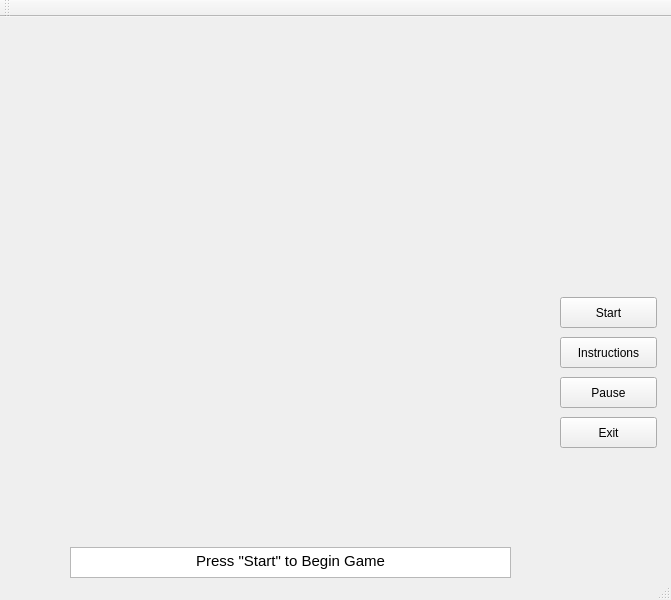
vincentdo/ReversiCPP, file mainwindow.ui: the form before one commit.
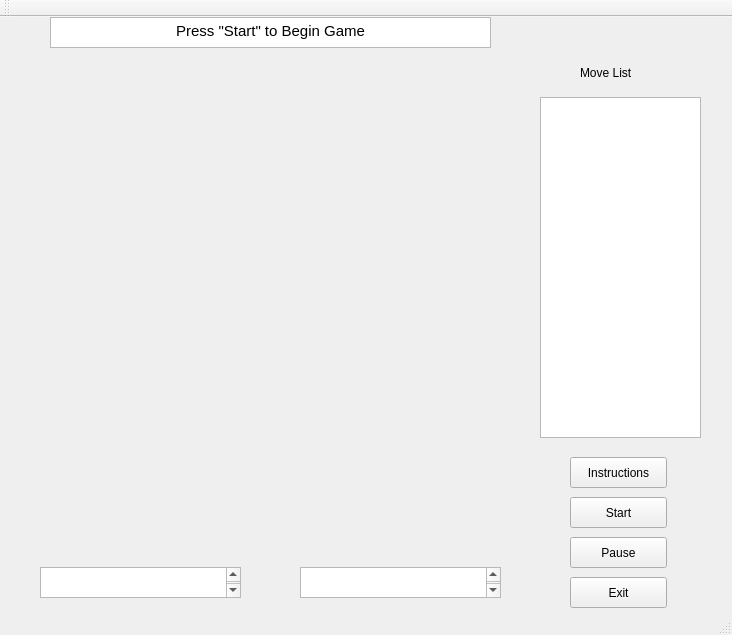
The form after the commit.

Commit message: Added Instructions, Move Lists, Score Counts etc.

```diff
--- a/mainwindow.ui
+++ b/mainwindow.ui
@@ -6,8 +6,8 @@
    <rect>
     <x>0</x>
     <y>0</y>
-    <width>671</width>
-    <height>600</height>
+    <width>732</width>
+    <height>635</height>
    </rect>
   </property>
   <property name="windowTitle">
@@ -17,9 +17,9 @@
    <widget class="QWidget" name="formLayoutWidget">
     <property name="geometry">
      <rect>
-      <x>20</x>
-      <y>20</y>
-      <width>521</width>
+      <x>10</x>
+      <y>40</y>
+      <width>511</width>
       <height>501</height>
      </rect>
     </property>
@@ -32,8 +32,8 @@
    <widget class="QPushButton" name="pushButton">
     <property name="geometry">
      <rect>
-      <x>560</x>
-      <y>280</y>
+      <x>570</x>
+      <y>480</y>
       <width>97</width>
       <height>31</height>
      </rect>
@@ -45,8 +45,8 @@
    <widget class="QPushButton" name="pushButton_2">
     <property name="geometry">
      <rect>
-      <x>560</x>
-      <y>360</y>
+      <x>570</x>
+      <y>520</y>
       <width>97</width>
       <height>31</height>
      </rect>
@@ -58,8 +58,8 @@
    <widget class="QPushButton" name="pushButton_3">
     <property name="geometry">
      <rect>
-      <x>560</x>
-      <y>320</y>
+      <x>570</x>
+      <y>440</y>
       <width>97</width>
       <height>31</height>
      </rect>
@@ -68,24 +68,11 @@
      <string>Instructions</string>
     </property>
    </widget>
-   <widget class="QPushButton" name="pushButton_4">
-    <property name="geometry">
-     <rect>
-      <x>560</x>
-      <y>400</y>
-      <width>97</width>
-      <height>31</height>
-     </rect>
-    </property>
-    <property name="text">
-     <string>Exit</string>
-    </property>
-   </widget>
    <widget class="QTextBrowser" name="textBrowser">
     <property name="geometry">
      <rect>
-      <x>70</x>
-      <y>530</y>
+      <x>50</x>
+      <y>0</y>
       <width>441</width>
       <height>31</height>
      </rect>
@@ -98,6 +85,89 @@
 &lt;p align=&quot;center&quot; style=&quot; margin-top:0px; margin-bottom:0px; margin-left:0px; margin-right:0px; -qt-block-indent:0; text-indent:0px;&quot;&gt;Press &amp;quot;Start&amp;quot; to Begin Game&lt;/p&gt;&lt;/body&gt;&lt;/html&gt;</string>
     </property>
    </widget>
+   <widget class="QTextBrowser" name="textBrowserBlack">
+    <property name="geometry">
+     <rect>
+      <x>40</x>
+      <y>550</y>
+      <width>201</width>
+      <height>31</height>
+     </rect>
+    </property>
+    <property name="toolTip">
+     <string>&lt;html&gt;&lt;head/&gt;&lt;body&gt;&lt;p align=&quot;center&quot;&gt;&lt;br/&gt;&lt;/p&gt;&lt;/body&gt;&lt;/html&gt;</string>
+    </property>
+    <property name="html">
+     <string>&lt;!DOCTYPE HTML PUBLIC &quot;-//W3C//DTD HTML 4.0//EN&quot; &quot;http://www.w3.org/TR/REC-html40/strict.dtd&quot;&gt;
+&lt;html&gt;&lt;head&gt;&lt;meta name=&quot;qrichtext&quot; content=&quot;1&quot; /&gt;&lt;style type=&quot;text/css&quot;&gt;
+p, li { white-space: pre-wrap; }
+&lt;/style&gt;&lt;/head&gt;&lt;body style=&quot; font-family:'Cantarell'; font-size:11pt; font-weight:400; font-style:normal;&quot;&gt;
+&lt;p align=&quot;center&quot; style=&quot;-qt-paragraph-type:empty; margin-top:0px; margin-bottom:0px; margin-left:0px; margin-right:0px; -qt-block-indent:0; text-indent:0px;&quot;&gt;&lt;br /&gt;&lt;/p&gt;
+&lt;p align=&quot;center&quot; style=&quot;-qt-paragraph-type:empty; margin-top:0px; margin-bottom:0px; margin-left:0px; margin-right:0px; -qt-block-indent:0; text-indent:0px;&quot;&gt;&lt;br /&gt;&lt;/p&gt;
+&lt;p align=&quot;center&quot; style=&quot;-qt-paragraph-type:empty; margin-top:0px; margin-bottom:0px; margin-left:0px; margin-right:0px; -qt-block-indent:0; text-indent:0px;&quot;&gt;&lt;br /&gt;&lt;/p&gt;&lt;/body&gt;&lt;/html&gt;</string>
+    </property>
+   </widget>
+   <widget class="QTextBrowser" name="textBrowserWhite">
+    <property name="geometry">
+     <rect>
+      <x>300</x>
+      <y>550</y>
+      <width>201</width>
+      <height>31</height>
+     </rect>
+    </property>
+    <property name="toolTip">
+     <string>&lt;html&gt;&lt;head/&gt;&lt;body&gt;&lt;p align=&quot;center&quot;&gt;&lt;br/&gt;&lt;/p&gt;&lt;/body&gt;&lt;/html&gt;</string>
+    </property>
+    <property name="html">
+     <string>&lt;!DOCTYPE HTML PUBLIC &quot;-//W3C//DTD HTML 4.0//EN&quot; &quot;http://www.w3.org/TR/REC-html40/strict.dtd&quot;&gt;
+&lt;html&gt;&lt;head&gt;&lt;meta name=&quot;qrichtext&quot; content=&quot;1&quot; /&gt;&lt;style type=&quot;text/css&quot;&gt;
+p, li { white-space: pre-wrap; }
+&lt;/style&gt;&lt;/head&gt;&lt;body style=&quot; font-family:'Cantarell'; font-size:11pt; font-weight:400; font-style:normal;&quot;&gt;
+&lt;p align=&quot;center&quot; style=&quot;-qt-paragraph-type:empty; margin-top:0px; margin-bottom:0px; margin-left:0px; margin-right:0px; -qt-block-indent:0; text-indent:0px;&quot;&gt;&lt;br /&gt;&lt;/p&gt;
+&lt;p align=&quot;center&quot; style=&quot;-qt-paragraph-type:empty; margin-top:0px; margin-bottom:0px; margin-left:0px; margin-right:0px; -qt-block-indent:0; text-indent:0px;&quot;&gt;&lt;br /&gt;&lt;/p&gt;
+&lt;p align=&quot;center&quot; style=&quot;-qt-paragraph-type:empty; margin-top:0px; margin-bottom:0px; margin-left:0px; margin-right:0px; -qt-block-indent:0; text-indent:0px;&quot;&gt;&lt;br /&gt;&lt;/p&gt;&lt;/body&gt;&lt;/html&gt;</string>
+    </property>
+   </widget>
+   <widget class="QPushButton" name="pushButton_Exit">
+    <property name="geometry">
+     <rect>
+      <x>570</x>
+      <y>560</y>
+      <width>97</width>
+      <height>31</height>
+     </rect>
+    </property>
+    <property name="text">
+     <string>Exit</string>
+    </property>
+   </widget>
+   <widget class="QTextBrowser" name="textBrowserMovelist">
+    <property name="geometry">
+     <rect>
+      <x>540</x>
+      <y>80</y>
+      <width>161</width>
+      <height>341</height>
+     </rect>
+    </property>
+   </widget>
+   <widget class="QLabel" name="label">
+    <property name="geometry">
+     <rect>
+      <x>580</x>
+      <y>40</y>
+      <width>91</width>
+      <height>31</height>
+     </rect>
+    </property>
+    <property name="toolTip">
+     <string>&lt;html&gt;&lt;head/&gt;&lt;body&gt;&lt;p align=&quot;center&quot;&gt;&lt;span style=&quot; font-size:14pt;&quot;&gt;Move List&lt;/span&gt;&lt;/p&gt;&lt;/body&gt;&lt;/html&gt;</string>
+    </property>
+    <property name="text">
+     <string>Move List</string>
+    </property>
+   </widget>
   </widget>
   <widget class="QToolBar" name="toolBar">
    <attribute name="toolBarArea">
```
Left out of the diff: 24 changed lines with no effect on the pictures. The commit also changes 8 other files.
